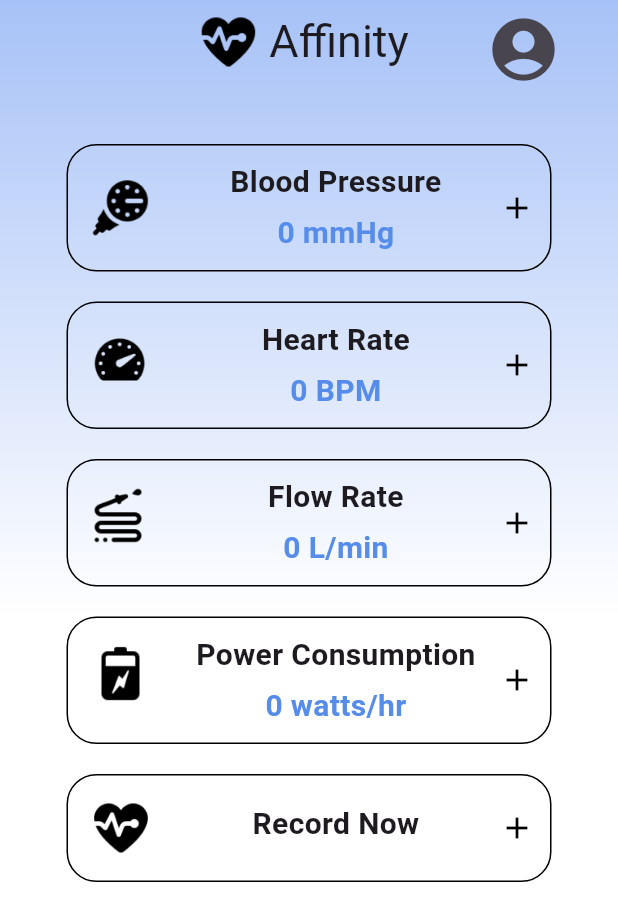
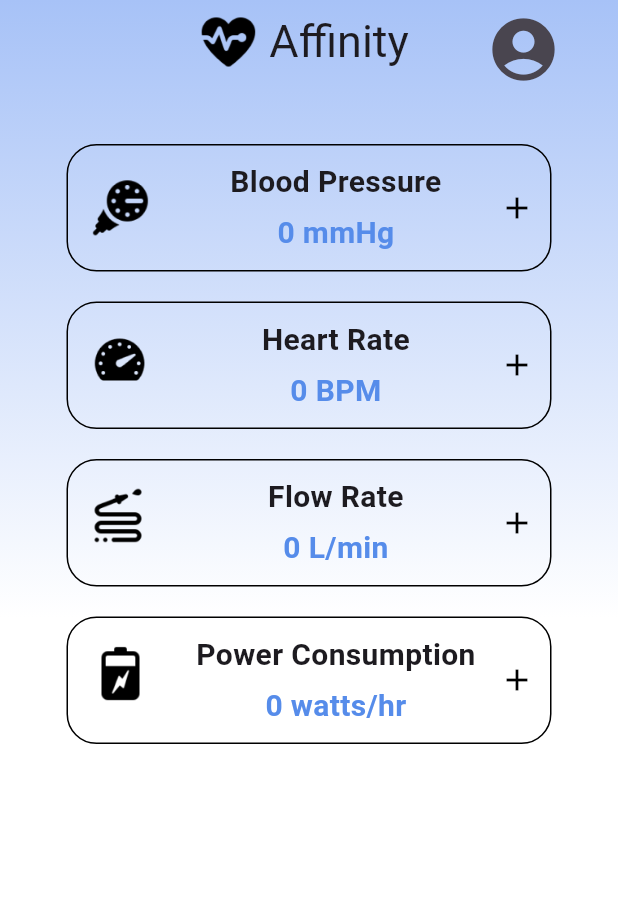
Before and after one commit to Affinity-App/Affinity-App, a Flutter app: the screen it shows once a user with an empty profile is signed in, on a phone screen of 412 x 824 dp. Shown: the top 921 px of the screen. Run offline on Flutter 3.47's test engine with Material 3 defaults, Android fonts, the phone set to English and light mode, and no system bars; our stand-ins replace cloud_firestore, firebase_auth, firebase_core, fl_chart, google_sign_in; accounts and stored records are empty.

Commit message:
Removed Record Now Button and changed Data Box so it's not hard coded

```diff
--- a/cardiacengineering_app/lib/pages/home_data/home_page.dart
+++ b/cardiacengineering_app/lib/pages/home_data/home_page.dart
@@ -173,69 +173,36 @@ class _HomePageState extends State<HomePage> {
                   height: MediaQuery.of(context).padding.top +
                       kToolbarHeight +
                       20), // Added space
-              _buildDataBox(
-                context,
-                label: "Blood Pressure",
+              DataBox(
+                label: 'Blood Pressure',
                 value: blood_pressure + ' mmHg',
                 iconPath: 'assets/images/Blood.png',
-                iconSize: 50.0,
-                labelFontSize: 20.0,
-                valueFontSize: 20.0,
-                borderRadius: 20.0,
                 onPressed: (context) {
                   Navigator.pushNamed(context, '/PSIpage');
                 },
               ),
-              _buildDataBox(
-                context,
+              DataBox(
                 label: 'Heart Rate',
                 value: bpm + ' BPM',
                 iconPath: 'assets/images/Heart.png',
-                iconSize: 50.0,
-                labelFontSize: 20.0,
-                valueFontSize: 20.0,
-                borderRadius: 20.0,
                 onPressed: (context) {
                   Navigator.pushNamed(context, '/RPMpage');
                 },
               ),
-              _buildDataBox(
-                context,
+              DataBox(
                 label: 'Flow Rate',
                 value: flow_rate + ' L/min',
                 iconPath: 'assets/images/Flow.png',
-                iconSize: 50.0,
-                labelFontSize: 20.0,
-                valueFontSize: 20.0,
-                borderRadius: 20.0,
                 onPressed: (context) {
                   Navigator.pushNamed(context, '/GPMpage');
                 },
               ),
-              _buildDataBox(
-                context,
+              DataBox(
                 label: 'Power Consumption',
                 value: power_consumption + ' watts/hr',
                 iconPath: 'assets/images/Battery.png',
-                iconSize: 50.0,
-                labelFontSize: 20.0,
-                valueFontSize: 20.0,
-                borderRadius: 20.0,
                 onPressed: (context) {
                   Navigator.pushNamed(context, '/BatteryPage');
-                },
-              ),
-              _buildDataBox(
-                context,
-                label: 'Record Now',
-                value: '',
-                iconPath: 'assets/images/logo.png',
-                iconSize: 50.0,
-                labelFontSize: 20.0,
-                valueFontSize: 0,
-                borderRadius: 20.0,
-                onPressed: (context) {
-                  Navigator.pushNamed(context, '/RecordNow');
                 },
               ),
             ],
@@ -244,74 +211,4 @@ class _HomePageState extends State<HomePage> {
       ),
     );
   }
-
-  Widget _buildDataBox(
-    BuildContext context, {
-    required String label,
-    required String value,
-    required String iconPath,
-    required double iconSize,
-    required double labelFontSize,
-    required double valueFontSize,
-    required double borderRadius,
-    required OnDataBoxPressedCallback onPressed,
-  }) {
-    return Container(
-      width: MediaQuery.of(context).size.width / 1.2,
-      child: GestureDetector(
-        onTap: () {
-          onPressed(context);
-        },
-        child: Container(
-          decoration: BoxDecoration(
-            borderRadius: BorderRadius.circular(borderRadius),
-            border: Border.all(color: Colors.black, width: 1.0),
-          ),
-          margin: const EdgeInsets.all(10.0),
-          padding: const EdgeInsets.all(10.0),
-          child: Row(
-            crossAxisAlignment: CrossAxisAlignment.center, // Adjusted to center
-            children: [
-              Image.asset(
-                iconPath,
-                height: iconSize,
-                width: iconSize,
-              ),
-              const SizedBox(width: 10.0),
-              Expanded(
-                child: Column(
-                  crossAxisAlignment:
-                      CrossAxisAlignment.center, // Adjusted to center
-                  children: [
-                    Text(
-                      label,
-                      style: TextStyle(
-                        fontSize: labelFontSize,
-                        fontWeight: FontWeight.bold,
-                      ),
-                      textAlign: TextAlign.center, // Adjusted to center
-                    ),
-                    const SizedBox(height: 5.0),
-                    Text(
-                      value,
-                      style: TextStyle(
-                        fontSize: valueFontSize,
-                        fontWeight: FontWeight.bold,
-                        color: Color.fromARGB(255, 86, 140, 234),
-                      ),
-                      textAlign: TextAlign.center, // Adjusted to center
-                    ),
-                  ],
-                ),
-              ),
-              Icon(
-                Icons.add,
-                color: Colors.black,
-              ),
-            ],
-          ),
-        ),
-      ),
-    );
-  }
 }
--- a/cardiacengineering_app/lib/pages/home_data/rpm_page.dart
+++ b/cardiacengineering_app/lib/pages/home_data/rpm_page.dart
@@ -20,6 +20,7 @@ class RPMpage extends StatelessWidget {
           crossAxisAlignment: CrossAxisAlignment.center,
           mainAxisAlignment: MainAxisAlignment.center,
           children: [
+
             Container(
               decoration: BoxDecoration(
                 borderRadius: BorderRadius.circular(18.0),
```
